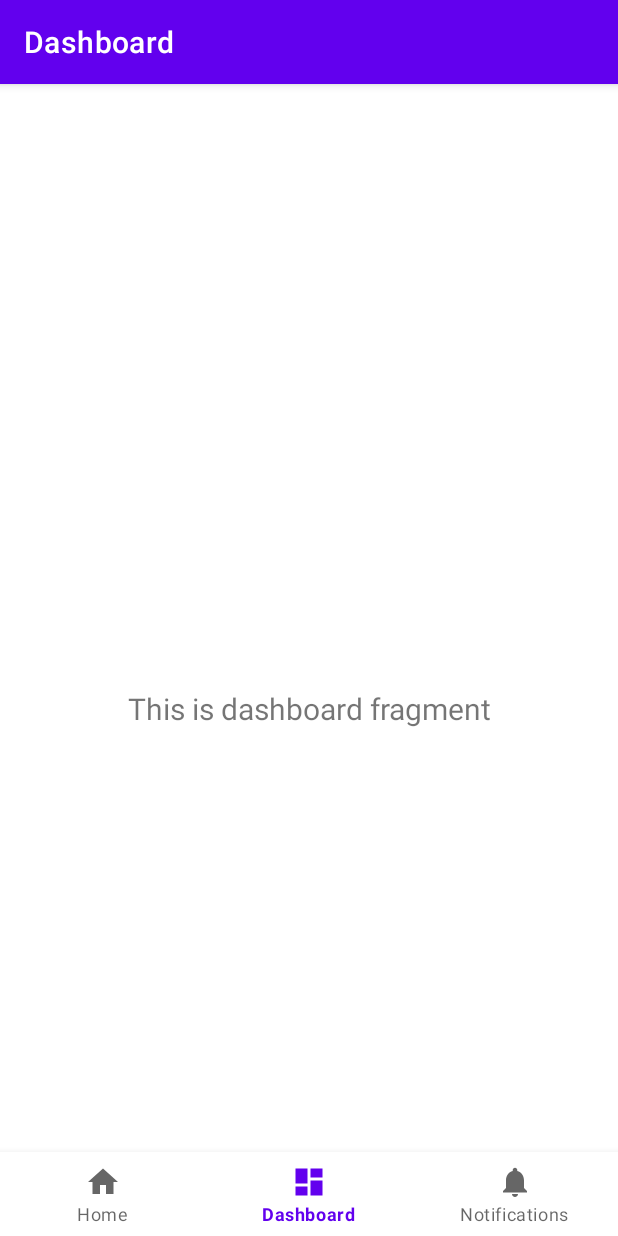
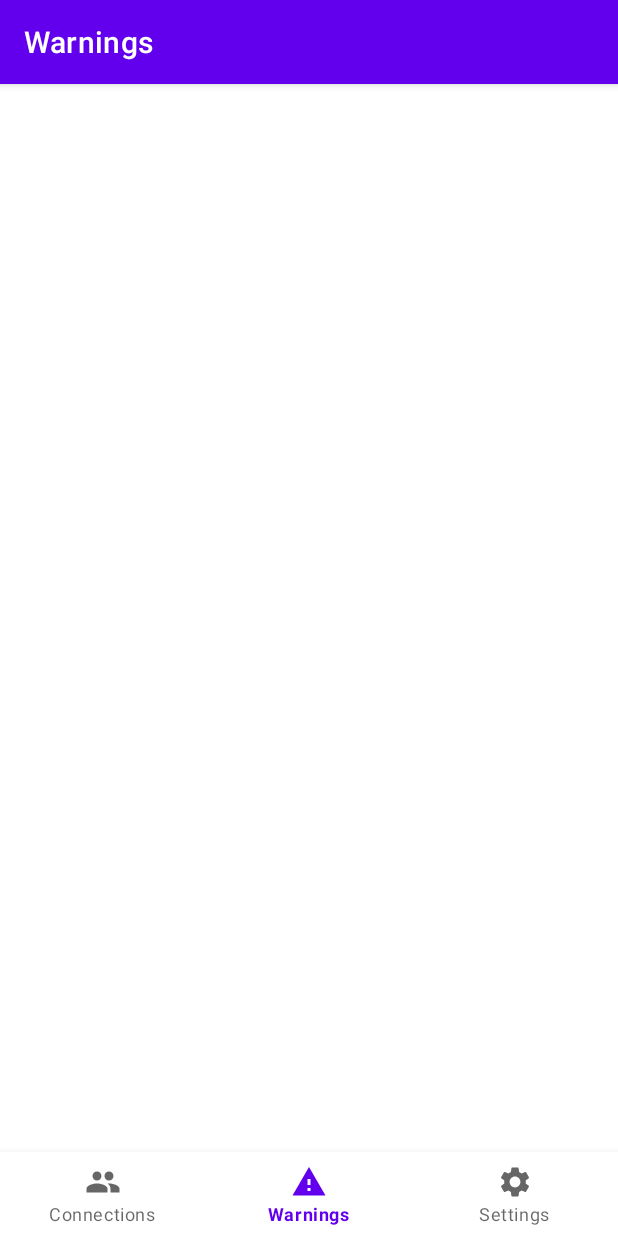
Before and after one commit to Kevin-Jian-Git/2022-Monash-Stethoscope, an Android app: the DashboardFragment screen opened through its navigation route, on a phone screen of 412 x 824 dp. Run offline under Robolectric (Android 15) with nearby library versions, the phone set to English and light mode, and no system bars; our stand-ins replace navigation-ui.

Commit message:
Added more icons

```diff
--- a/AndroidStudio/app/src/main/AndroidManifest.xml
+++ b/AndroidStudio/app/src/main/AndroidManifest.xml
@@ -7,9 +7,9 @@
         android:allowBackup="true"
         android:dataExtractionRules="@xml/data_extraction_rules"
         android:fullBackupContent="@xml/backup_rules"
-        android:icon="@mipmap/ic_launcher"
+        android:icon="@drawable/ic_koalascope_app_icon"
         android:label="@string/app_name"
-        android:roundIcon="@mipmap/ic_launcher_round"
+        android:roundIcon="@drawable/ic_koalascope_app_icon"
         android:supportsRtl="true"
         android:theme="@style/Theme.Koalascope"
         tools:targetApi="31">
--- a/AndroidStudio/app/src/main/java/com/example/koalascope/ui/dashboard/DashboardFragment.java
+++ b/AndroidStudio/app/src/main/java/com/example/koalascope/ui/dashboard/DashboardFragment.java
@@ -24,8 +24,6 @@ public class DashboardFragment extends Fragment {
         binding = FragmentDashboardBinding.inflate(inflater, container, false);
         View root = binding.getRoot();
 
-        final TextView textView = binding.textDashboard;
-        dashboardViewModel.getText().observe(getViewLifecycleOwner(), textView::setText);
         return root;
     }
 
--- a/AndroidStudio/app/src/main/java/com/example/koalascope/ui/home/HomeFragment.java
+++ b/AndroidStudio/app/src/main/java/com/example/koalascope/ui/home/HomeFragment.java
@@ -24,8 +24,6 @@ public class HomeFragment extends Fragment {
         binding = FragmentHomeBinding.inflate(inflater, container, false);
         View root = binding.getRoot();
 
-        final TextView textView = binding.textHome;
-        homeViewModel.getText().observe(getViewLifecycleOwner(), textView::setText);
         return root;
     }
 
--- a/AndroidStudio/app/src/main/java/com/example/koalascope/ui/notifications/NotificationsFragment.java
+++ b/AndroidStudio/app/src/main/java/com/example/koalascope/ui/notifications/NotificationsFragment.java
@@ -24,8 +24,6 @@ public class NotificationsFragment extends Fragment {
         binding = FragmentNotificationsBinding.inflate(inflater, container, false);
         View root = binding.getRoot();
 
-        final TextView textView = binding.textNotifications;
-        notificationsViewModel.getText().observe(getViewLifecycleOwner(), textView::setText);
         return root;
     }
 
--- /dev/null
+++ b/AndroidStudio/app/src/main/res/drawable/ic_baseline_people_24.xml
@@ -0,0 +1,5 @@
+<vector android:height="24dp" android:tint="#000000"
+    android:viewportHeight="24" android:viewportWidth="24"
+    android:width="24dp" xmlns:android="http://schemas.android.com/apk/res/android">
+    <path android:fillColor="@android:color/white" android:pathData="M16,11c1.66,0 2.99,-1.34 2.99,-3S17.66,5 16,5c-1.66,0 -3,1.34 -3,3s1.34,3 3,3zM8,11c1.66,0 2.99,-1.34 2.99,-3S9.66,5 8,5C6.34,5 5,6.34 5,8s1.34,3 3,3zM8,13c-2.33,0 -7,1.17 -7,3.5L1,19h14v-2.5c0,-2.33 -4.67,-3.5 -7,-3.5zM16,13c-0.29,0 -0.62,0.02 -0.97,0.05 1.16,0.84 1.97,1.97 1.97,3.45L17,19h6v-2.5c0,-2.33 -4.67,-3.5 -7,-3.5z"/>
+</vector>
--- /dev/null
+++ b/AndroidStudio/app/src/main/res/drawable/ic_baseline_settings_24.xml
@@ -0,0 +1,5 @@
+<vector android:height="24dp" android:tint="#000000"
+    android:viewportHeight="24" android:viewportWidth="24"
+    android:width="24dp" xmlns:android="http://schemas.android.com/apk/res/android">
+    <path android:fillColor="@android:color/white" android:pathData="M19.14,12.94c0.04,-0.3 0.06,-0.61 0.06,-0.94c0,-0.32 -0.02,-0.64 -0.07,-0.94l2.03,-1.58c0.18,-0.14 0.23,-0.41 0.12,-0.61l-1.92,-3.32c-0.12,-0.22 -0.37,-0.29 -0.59,-0.22l-2.39,0.96c-0.5,-0.38 -1.03,-0.7 -1.62,-0.94L14.4,2.81c-0.04,-0.24 -0.24,-0.41 -0.48,-0.41h-3.84c-0.24,0 -0.43,0.17 -0.47,0.41L9.25,5.35C8.66,5.59 8.12,5.92 7.63,6.29L5.24,5.33c-0.22,-0.08 -0.47,0 -0.59,0.22L2.74,8.87C2.62,9.08 2.66,9.34 2.86,9.48l2.03,1.58C4.84,11.36 4.8,11.69 4.8,12s0.02,0.64 0.07,0.94l-2.03,1.58c-0.18,0.14 -0.23,0.41 -0.12,0.61l1.92,3.32c0.12,0.22 0.37,0.29 0.59,0.22l2.39,-0.96c0.5,0.38 1.03,0.7 1.62,0.94l0.36,2.54c0.05,0.24 0.24,0.41 0.48,0.41h3.84c0.24,0 0.44,-0.17 0.47,-0.41l0.36,-2.54c0.59,-0.24 1.13,-0.56 1.62,-0.94l2.39,0.96c0.22,0.08 0.47,0 0.59,-0.22l1.92,-3.32c0.12,-0.22 0.07,-0.47 -0.12,-0.61L19.14,12.94zM12,15.6c-1.98,0 -3.6,-1.62 -3.6,-3.6s1.62,-3.6 3.6,-3.6s3.6,1.62 3.6,3.6S13.98,15.6 12,15.6z"/>
+</vector>
--- /dev/null
+++ b/AndroidStudio/app/src/main/res/drawable/ic_baseline_warning_24.xml
@@ -0,0 +1,5 @@
+<vector android:height="24dp" android:tint="#000000"
+    android:viewportHeight="24" android:viewportWidth="24"
+    android:width="24dp" xmlns:android="http://schemas.android.com/apk/res/android">
+    <path android:fillColor="@android:color/white" android:pathData="M1,21h22L12,2 1,21zM13,18h-2v-2h2v2zM13,14h-2v-4h2v4z"/>
+</vector>
--- a/AndroidStudio/app/src/main/res/layout/fragment_dashboard.xml
+++ b/AndroidStudio/app/src/main/res/layout/fragment_dashboard.xml
@@ -4,19 +4,4 @@
     xmlns:tools="http://schemas.android.com/tools"
     android:layout_width="match_parent"
     android:layout_height="match_parent"
-    tools:context=".ui.dashboard.DashboardFragment">
-
-    <TextView
-        android:id="@+id/text_dashboard"
-        android:layout_width="match_parent"
-        android:layout_height="wrap_content"
-        android:layout_marginStart="8dp"
-        android:layout_marginTop="8dp"
-        android:layout_marginEnd="8dp"
-        android:textAlignment="center"
-        android:textSize="20sp"
-        app:layout_constraintBottom_toBottomOf="parent"
-        app:layout_constraintEnd_toEndOf="parent"
-        app:layout_constraintStart_toStartOf="parent"
-        app:layout_constraintTop_toTopOf="parent" />
-</androidx.constraintlayout.widget.ConstraintLayout>
+    tools:context=".ui.dashboard.DashboardFragment"/>
--- a/AndroidStudio/app/src/main/res/menu/bottom_nav_menu.xml
+++ b/AndroidStudio/app/src/main/res/menu/bottom_nav_menu.xml
@@ -3,17 +3,17 @@
 
     <item
         android:id="@+id/navigation_home"
-        android:icon="@drawable/ic_home_black_24dp"
+        android:icon="@drawable/ic_baseline_people_24"
         android:title="@string/title_home" />
 
     <item
         android:id="@+id/navigation_dashboard"
-        android:icon="@drawable/ic_dashboard_black_24dp"
+        android:icon="@drawable/ic_baseline_warning_24"
         android:title="@string/title_dashboard" />
 
     <item
         android:id="@+id/navigation_notifications"
-        android:icon="@drawable/ic_notifications_black_24dp"
+        android:icon="@drawable/ic_baseline_settings_24"
         android:title="@string/title_notifications" />
 
 </menu>
--- a/AndroidStudio/app/src/main/res/values/strings.xml
+++ b/AndroidStudio/app/src/main/res/values/strings.xml
@@ -1,6 +1,6 @@
 <resources>
     <string name="app_name">Koalascope</string>
-    <string name="title_home">Home</string>
-    <string name="title_dashboard">Dashboard</string>
-    <string name="title_notifications">Notifications</string>
+    <string name="title_home">Connections</string>
+    <string name="title_dashboard">Warnings</string>
+    <string name="title_notifications">Settings</string>
 </resources>
```
Also changed, not shown: AndroidStudio/app/src/main/res/drawable/ic_koalascope_app_icon.xml (added, +16 -0 lines), AndroidStudio/app/src/main/res/layout/fragment_home.xml (+1 -17 lines), AndroidStudio/app/src/main/res/layout/fragment_notifications.xml (+1 -16 lines), AndroidStudio/app/src/main/res/koalascope_app_icon.svg (added).
